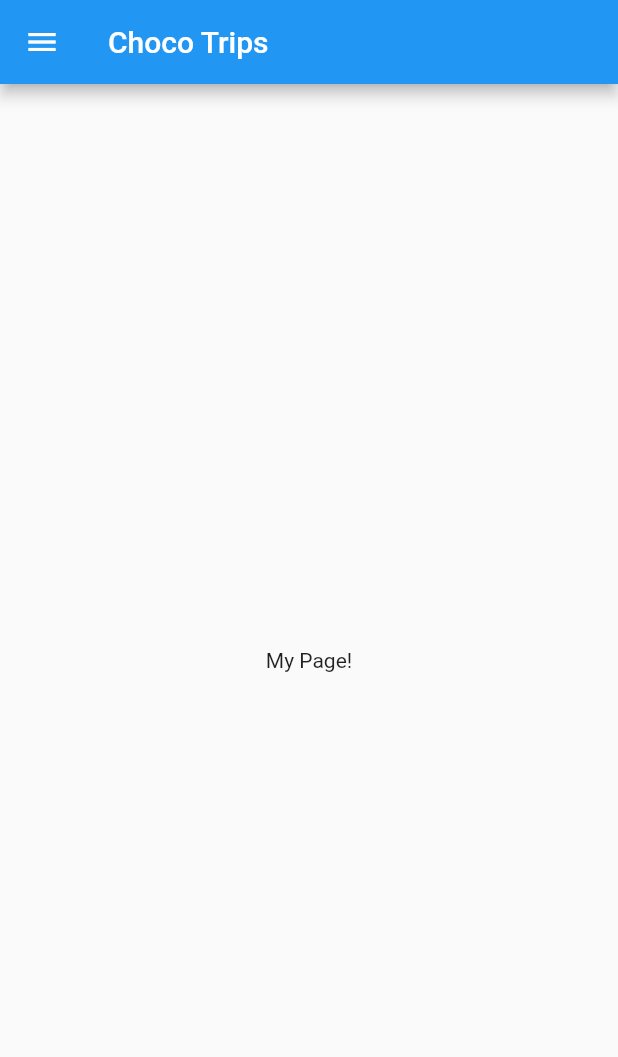
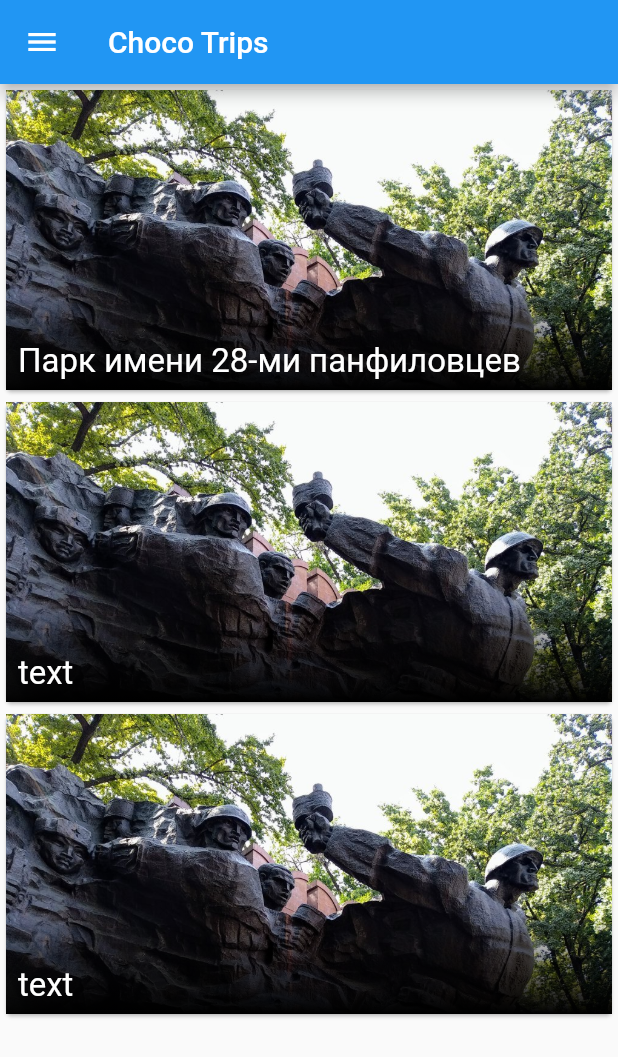
Before and after one commit to Adyletkhan1/chocotrips, a Flutter app: the screen it shows after launch, on a phone screen of 412 x 824 dp. Shown: the top 1057 px of the screen. Run offline on Flutter 3.47's test engine with Material 2 defaults, Android fonts, the phone set to English and light mode, and no system bars; our stand-ins replace flutter_screenutil.

Commit message:
added photos and card styles

```diff
--- a/lib/Views/Main.dart
+++ b/lib/Views/Main.dart
@@ -1,4 +1,5 @@
 import 'package:flutter/material.dart';
+import 'package:flutter_app/Widgets/TripList.dart';
 
 class MyHomePage extends StatelessWidget {
   final String title;
@@ -9,7 +10,7 @@ class MyHomePage extends StatelessWidget {
   Widget build(BuildContext context) {
     return Scaffold(
       appBar: AppBar(title: Text(title)),
-      body: Center(child: Text('My Page!')),
+      body: TripList(),
       drawer: Drawer(
         // Add a ListView to the drawer. This ensures the user can scroll
         // through the options in the drawer if there isn't enough vertical
--- /dev/null
+++ b/lib/Widgets/TripCard.dart
@@ -0,0 +1,40 @@
+import 'package:flutter/material.dart';
+import 'package:flutter/widgets.dart';
+
+class TripCard extends StatelessWidget {
+  final String text;
+
+  TripCard({Key key, this.text}) : super(key: key);
+
+  @override
+  Widget build(BuildContext context) {
+    return Container(
+        decoration: BoxDecoration(
+          image: DecorationImage(
+              image: AssetImage("assets/28.png"),
+              fit: BoxFit.fitWidth,
+              alignment: Alignment.topCenter),
+        ),
+        child: Container(
+          height: 64,
+          child: Padding(
+            padding: const EdgeInsets.only(left: 8, top: 32, right: 8),
+            child: Text(text, style: TextStyle(color: Colors.white, fontSize: 22)),
+          ),
+          decoration: new BoxDecoration(
+            gradient: new LinearGradient(
+                colors: [
+                  const Color(0x00000000),
+                  const Color(0xFF000000),
+                ],
+                begin: const FractionalOffset(0.0, 0.0),
+                end: const FractionalOffset(0.0, 1.0),
+                stops: [0.0, 1.0],
+                tileMode: TileMode.clamp),
+          ),
+          width:  double.infinity,
+        ),
+        alignment: Alignment.bottomCenter,
+        margin: const EdgeInsets.only(top: 0.0));
+  }
+}
--- /dev/null
+++ b/lib/Widgets/TripList.dart
@@ -0,0 +1,16 @@
+import 'package:flutter/material.dart';
+
+import 'TripCard.dart';
+
+class TripList extends StatelessWidget {
+  @override
+  Widget build(BuildContext context) {
+    return ListView(
+      children: <Widget>[
+        Card(child: Container(child: TripCard(text: "Парк имени 28-ми панфиловцев"), height: 200,)),
+        Card(child: Container(child: TripCard(text: "text"), height: 200,)),
+        Card(child: Container(child: TripCard(text: "text"), height: 200,))
+      ],
+    );
+  }
+}
--- a/pubspec.yaml
+++ b/pubspec.yaml
@@ -43,9 +43,7 @@ flutter:
 
   # To add assets to your application, add an assets section, like this:
   assets:
-    - assets/image_01.png
-    - assets/image_02.png
-    - assets/logo.png
+    - assets/
 
 
   # An image asset can refer to one or more resolution-specific "variants", see
```
Also changed, not shown: assets/28.png (added).
